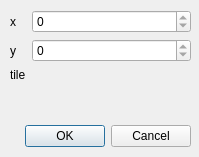
Qt form editendangeredtiledialog.ui (ChWick/Mencus-Map-Editor) before a commit.
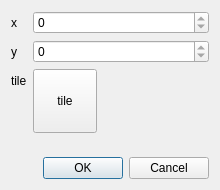
The same form after that commit.

Commit message: added dialog for selecting tile types

The edit to the form file:
```diff
--- a/editendangeredtiledialog.ui
+++ b/editendangeredtiledialog.ui
@@ -6,8 +6,8 @@
    <rect>
     <x>0</x>
     <y>0</y>
-    <width>199</width>
-    <height>157</height>
+    <width>220</width>
+    <height>190</height>
    </rect>
   </property>
   <property name="sizePolicy">
@@ -19,31 +19,8 @@
   <property name="windowTitle">
    <string>Edit endangered tile</string>
   </property>
-  <widget class="QDialogButtonBox" name="buttonBox">
-   <property name="geometry">
-    <rect>
-     <x>10</x>
-     <y>120</y>
-     <width>181</width>
-     <height>32</height>
-    </rect>
-   </property>
-   <property name="orientation">
-    <enum>Qt::Horizontal</enum>
-   </property>
-   <property name="standardButtons">
-    <set>QDialogButtonBox::Cancel|QDialogButtonBox::Ok</set>
-   </property>
-  </widget>
-  <widget class="QWidget" name="formLayoutWidget">
-   <property name="geometry">
-    <rect>
-     <x>10</x>
-     <y>10</y>
-     <width>181</width>
-     <height>101</height>
-    </rect>
-   </property>
+  <layout class="QVBoxLayout" name="verticalLayout">
+   <item>
    <layout class="QFormLayout" name="formLayout">
     <item row="0" column="0">
      <widget class="QLabel" name="label">
@@ -80,8 +57,44 @@
       </property>
      </widget>
     </item>
-   </layout>
-  </widget>
+     <item row="2" column="1">
+      <widget class="QToolButton" name="tileButton">
+       <property name="minimumSize">
+        <size>
+         <width>64</width>
+         <height>64</height>
+        </size>
+       </property>
+       <property name="maximumSize">
+        <size>
+         <width>64</width>
+         <height>64</height>
+        </size>
+       </property>
+       <property name="text">
+        <string>tile</string>
+       </property>
+       <property name="iconSize">
+        <size>
+         <width>60</width>
+         <height>60</height>
+        </size>
+       </property>
+      </widget>
+     </item>
+    </layout>
+   </item>
+   <item>
+    <widget class="QDialogButtonBox" name="buttonBox">
+     <property name="orientation">
+      <enum>Qt::Horizontal</enum>
+     </property>
+     <property name="standardButtons">
+      <set>QDialogButtonBox::Cancel|QDialogButtonBox::Ok</set>
+     </property>
+    </widget>
+   </item>
+  </layout>
  </widget>
  <resources/>
  <connections>
```
Lines whose indentation alone changed are shown as unchanged. The commit also changes 6 other files.
